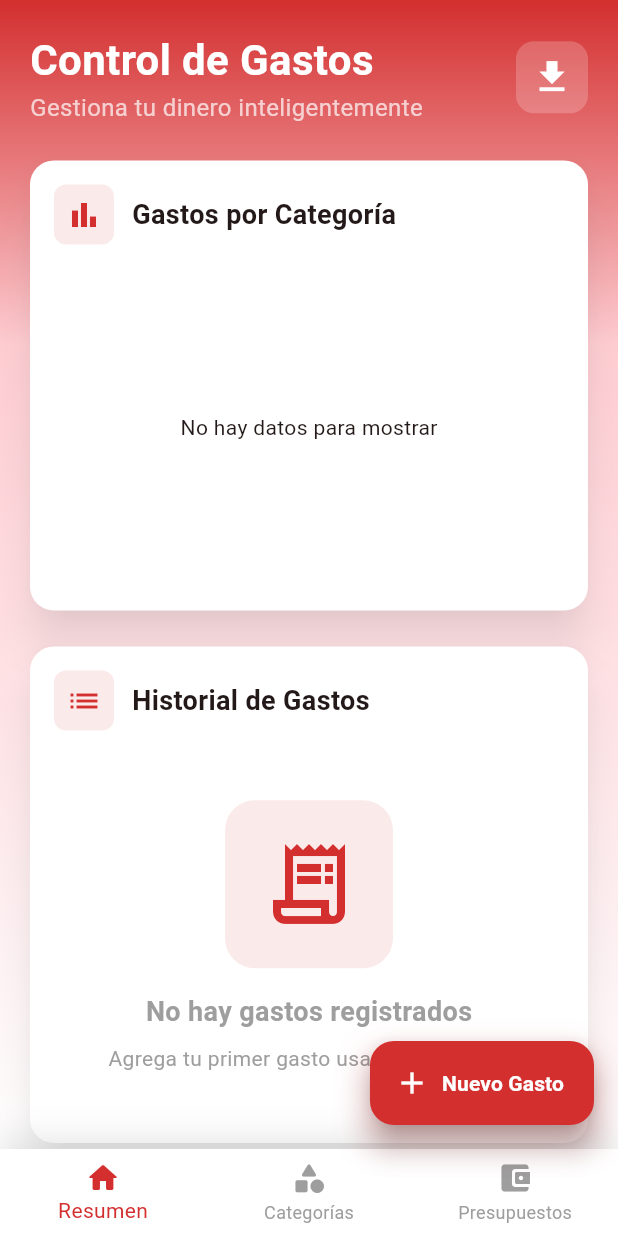
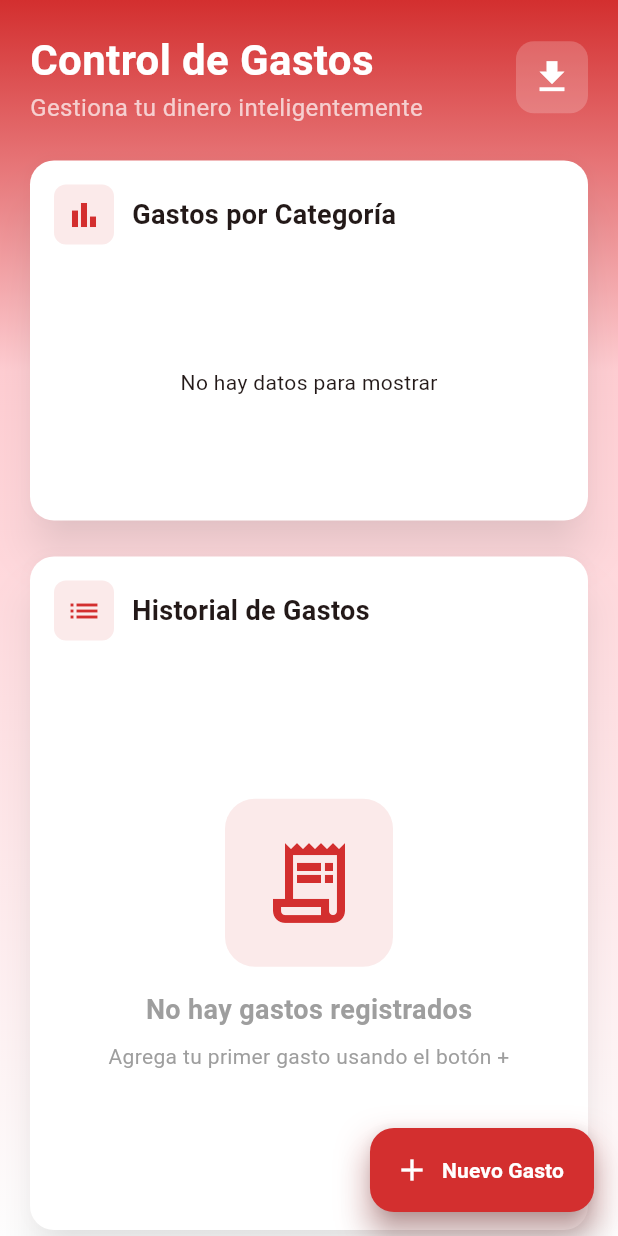
Before and after one commit to luismanuelcldev/Gastos, a Flutter app: the screen it shows after launch, on a phone screen of 412 x 824 dp. Run offline on Flutter 3.47's test engine with Material 3 defaults, Android fonts, the phone set to English and light mode, and no system bars; our stand-ins replace fl_chart, flutter_bloc, go_router, pdf, share_plus, shared_preferences; missing offline and left inert: excel.

Commit message:
add: Actualizar la vista de resumen para mejorar la navegación y ajustar el diseño de los elementos

```diff
--- a/lib/views/resumen_view.dart
+++ b/lib/views/resumen_view.dart
@@ -5,6 +5,7 @@ import '../cubit/gastos_cubit.dart';
 import '../widgets/grafico_categorias.dart';
 import '../widgets/lista_gastos.dart';
 
+// Vista principal que muestra el resumen de gastos y gráficos
 class ResumenView extends StatelessWidget {
   const ResumenView({super.key});
 
@@ -46,7 +47,7 @@ class ResumenView extends StatelessWidget {
           ],
         ),
         child: FloatingActionButton.extended(
-          onPressed: () => context.go('/agregar'),
+          onPressed: () => context.push('/agregar'),
           icon: const Icon(Icons.add, size: 24),
           label: const Text(
             'Nuevo Gasto',
@@ -54,10 +55,10 @@ class ResumenView extends StatelessWidget {
           ),
         ),
       ),
-      bottomNavigationBar: _BarraNavegacion(),
     );
   }
 
+  // Construye el encabezado de la vista
   Widget _buildHeader(BuildContext context) {
     return Container(
       padding: const EdgeInsets.all(20),
@@ -87,7 +88,7 @@ class ResumenView extends StatelessWidget {
               borderRadius: BorderRadius.circular(12),
             ),
             child: IconButton(
-              onPressed: () => context.go('/exportar'),
+              onPressed: () => context.push('/exportar'),
               icon: const Icon(Icons.download, color: Colors.white, size: 28),
             ),
           ),
@@ -97,6 +98,7 @@ class ResumenView extends StatelessWidget {
   }
 }
 
+// Widget que contiene el gráfico y la lista de gastos
 class _ContenidoResumen extends StatelessWidget {
   const _ContenidoResumen();
 
@@ -134,7 +136,7 @@ class _ContenidoResumen extends StatelessWidget {
               Card(
                 elevation: 12,
                 child: Container(
-                  height: 300,
+                  height: 240,
                   padding: const EdgeInsets.all(16),
                   child: Column(
                     crossAxisAlignment: CrossAxisAlignment.start,
@@ -219,46 +221,3 @@ class _ContenidoResumen extends StatelessWidget {
     );
   }
 }
-
-class _BarraNavegacion extends StatelessWidget {
-  @override
-  Widget build(BuildContext context) {
-    return Container(
-      decoration: BoxDecoration(
-        boxShadow: [
-          BoxShadow(
-            color: Colors.grey.withOpacity(0.3),
-            blurRadius: 20,
-            offset: const Offset(0, -5),
-          ),
-        ],
-      ),
-      child: BottomNavigationBar(
-        currentIndex: 0,
-        selectedItemColor: const Color(0xFFD32F2F),
-        unselectedItemColor: Colors.grey,
-        backgroundColor: Colors.white,
-        elevation: 0,
-        type: BottomNavigationBarType.fixed,
-        items: const [
-          BottomNavigationBarItem(
-            icon: Icon(Icons.home_rounded),
-            label: 'Resumen',
-          ),
-          BottomNavigationBarItem(
-            icon: Icon(Icons.category_rounded),
-            label: 'Categorías',
-          ),
-          BottomNavigationBarItem(
-            icon: Icon(Icons.account_balance_wallet_rounded),
-            label: 'Presupuestos',
-          ),
-        ],
-        onTap: (index) {
-          if (index == 1) context.go('/categorias');
-          if (index == 2) context.go('/presupuestos');
-        },
-      ),
-    );
-  }
-}
```
